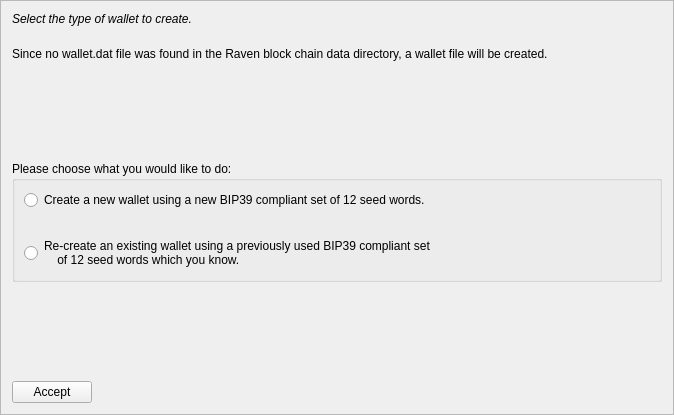
First picture: the form in src/qt/forms/mnemonicdialog1.ui, repository BartManX/mynta-core, before the edit.
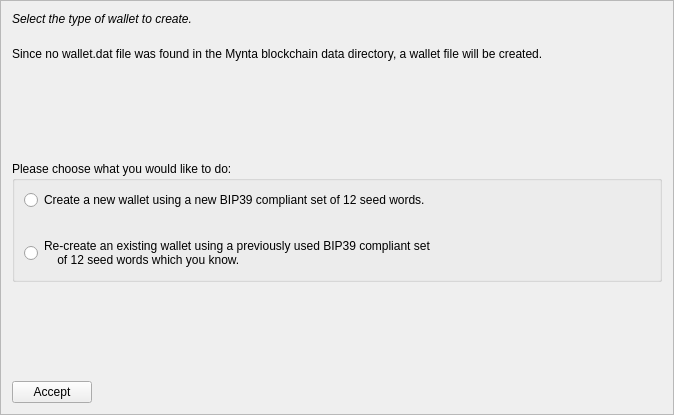
Second picture: the form after the edit.

Commit message: Complete QT Wallet rebranding from Ravencoin to Myntacoin

What changed in the file:
```diff
--- a/src/qt/forms/mnemonicdialog1.ui
+++ b/src/qt/forms/mnemonicdialog1.ui
@@ -52,7 +52,7 @@
    <item>
     <widget class="QLabel" name="wallettypeLabel">
      <property name="text">
-      <string>Since no wallet.dat file was found in the Raven block chain data directory, a wallet file will be created.</string>
+      <string>Since no wallet.dat file was found in the Mynta blockchain data directory, a wallet file will be created.</string>
      </property>
      <property name="wordWrap">
       <bool>true</bool>
```
The commit also changes 117 other files.
